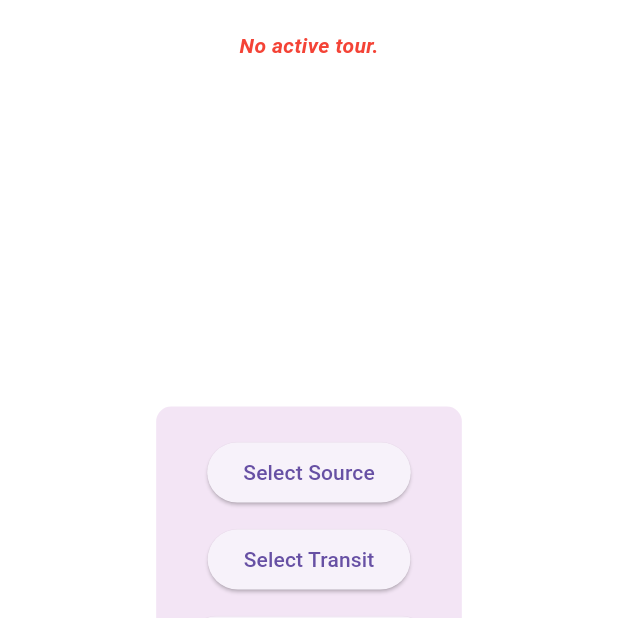
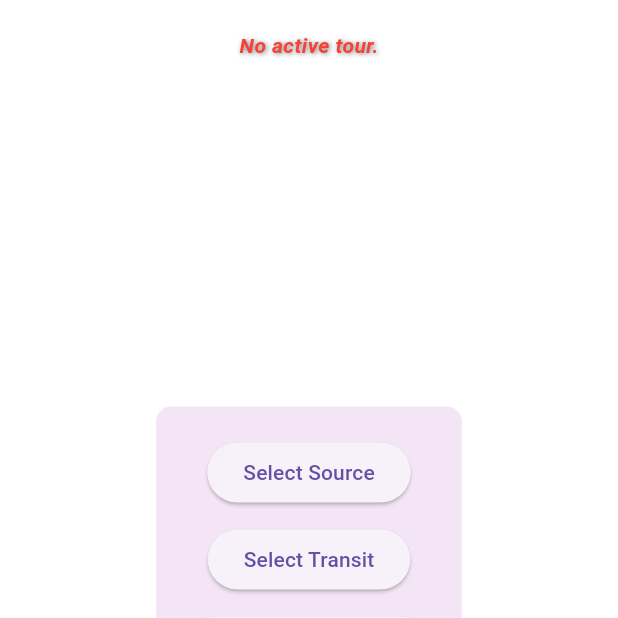
Before and after one commit to Ashish-Pandey62/YatraMate, a Flutter app: the TravelPage screen opened directly, on a phone screen of 412 x 824 dp, the top half of it. Run offline on Flutter 3.47's test engine with Material 3 defaults, Android fonts, the phone set to English and light mode, and no system bars; our stand-ins replace basic_utils, connectivity_plus, flutter_dotenv, flutter_map, flutter_secure_storage, font_awesome_flutter and 6 more; missing offline and left inert: dart_jsonwebtoken, flutter_background_service, flutter_ignorebatteryoptimization, flutter_map_dragmarker, jwt_decode, pointycastle and 1 more; accounts and stored records are empty; network calls fail.

Commit message:
travels resolved

```diff
--- a/conductor_app/lib/pages/travel.dart
+++ b/conductor_app/lib/pages/travel.dart
@@ -371,10 +371,18 @@ class _TravelPageState extends State<TravelPage> {
                     fontStyle: FontStyle.italic,
                     color: Colors.red, // Alert or warning style
                     fontWeight: FontWeight.bold,
+                    shadows: [
+                      Shadow(
+                        offset: Offset(1.0, 1.0), // Position of the shadow
+                        blurRadius: 4.0, // Blurriness of the shadow
+                        color: Color.fromARGB(128, 0, 0, 0), // Shadow color
+                      ),
+                    ],
                   ),
                 ),
               ),
             ),
+
 
             Center(
               child: Container(
```
